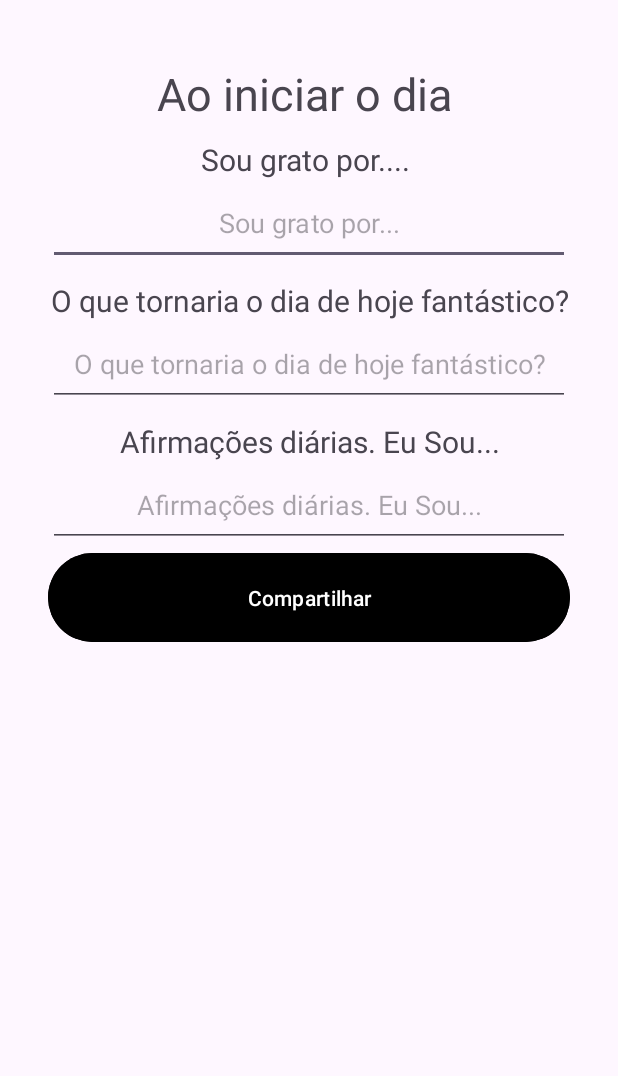
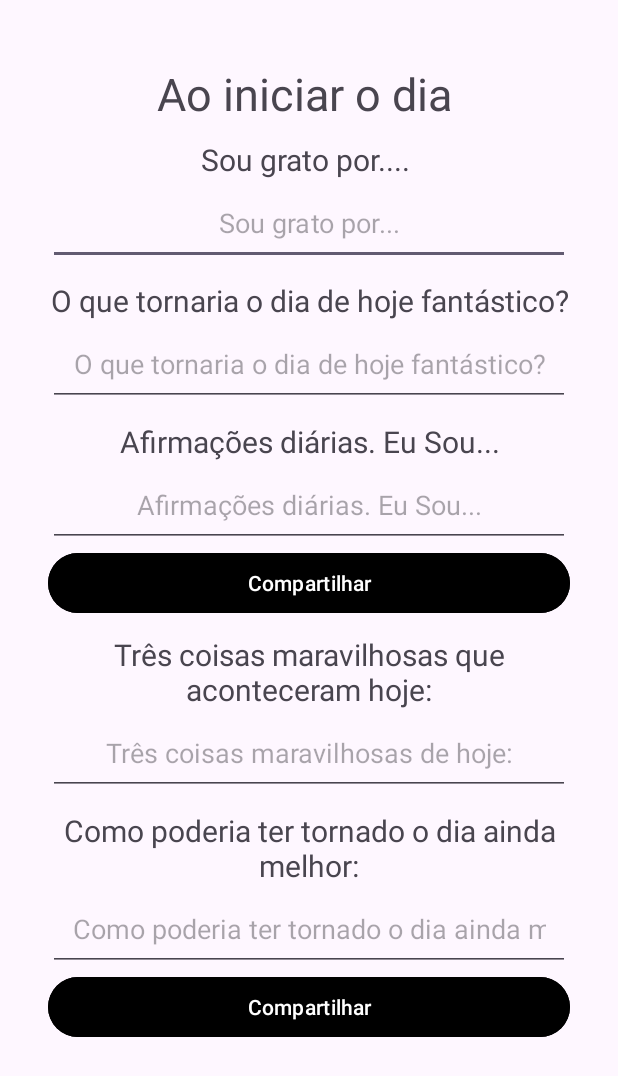
Before and after one commit to sebastianvavini/DiarioDaGratidao, an Android app: the screen it shows after launch (MainActivity), on a phone screen of 412 x 824 dp. Shown: the top 1076 px of the screen. Run offline under Robolectric (Android 15) with nearby library versions, the phone set to English and light mode, and no system bars.

Commit message:
completado a tela

```diff
--- a/app/src/main/res/layout/activity_main.xml
+++ b/app/src/main/res/layout/activity_main.xml
@@ -95,13 +95,62 @@
 
         <Button
 
-            android:id="@+id/button_calculate"
-            android:padding="20dp"
+            android:id="@+id/button_compartilhar1"
+            android:padding="10dp"
             android:layout_width="match_parent"
             android:layout_height="wrap_content"
             android:backgroundTint="@color/black"
             android:text="Compartilhar"
 
             />
+
+        <TextView
+            android:id="@+id/textViewTresCoisaMaravilhosas"
+            android:layout_marginTop="10dp"
+            android:textSize="20dp"
+            android:gravity="center"
+            android:layout_width="match_parent"
+            android:layout_height="wrap_content"
+            android:text="Três coisas maravilhosas que aconteceram hoje:"/>
+
+        <EditText
+            android:id="@+id/editText_TresCoisasMaravilhosas"
+            android:padding="16dp"
+            android:hint="Três coisas maravilhosas de hoje:"
+            android:gravity="center"
+            android:inputType="numberDecimal"
+            android:layout_width="match_parent"
+            android:layout_height="wrap_content"
+            />
+
+        <TextView
+            android:id="@+id/textViewComoTornarMelhor"
+            android:layout_marginTop="10dp"
+            android:textSize="20dp"
+            android:gravity="center"
+            android:layout_width="match_parent"
+            android:layout_height="wrap_content"
+            android:text="Como poderia ter tornado o dia ainda melhor:"/>
+
+        <EditText
+            android:id="@+id/editText_ComoTornarMelhor"
+            android:padding="16dp"
+            android:hint="Como poderia ter tornado o dia ainda melhor:"
+            android:gravity="center"
+            android:inputType="numberDecimal"
+            android:layout_width="match_parent"
+            android:layout_height="wrap_content"
+            />
+        <Button
+
+            android:id="@+id/button_compartilhar2"
+            android:padding="10dp"
+            android:layout_width="match_parent"
+            android:layout_height="wrap_content"
+            android:backgroundTint="@color/black"
+            android:text="Compartilhar"
+
+            />
+
     </LinearLayout>
 </ScrollView>
```
